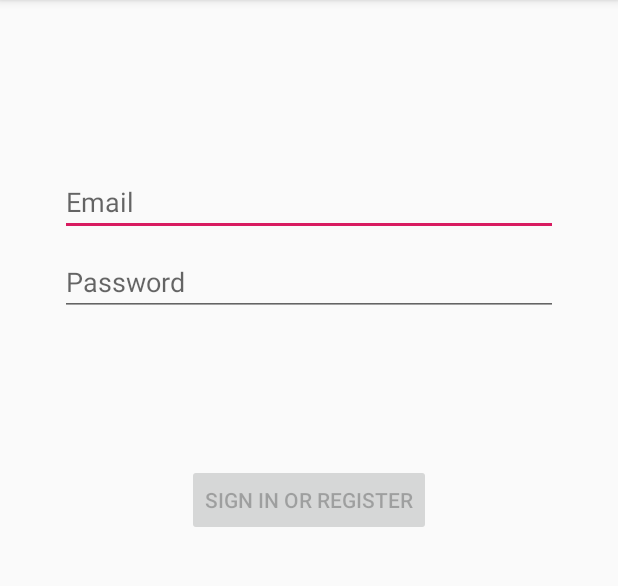
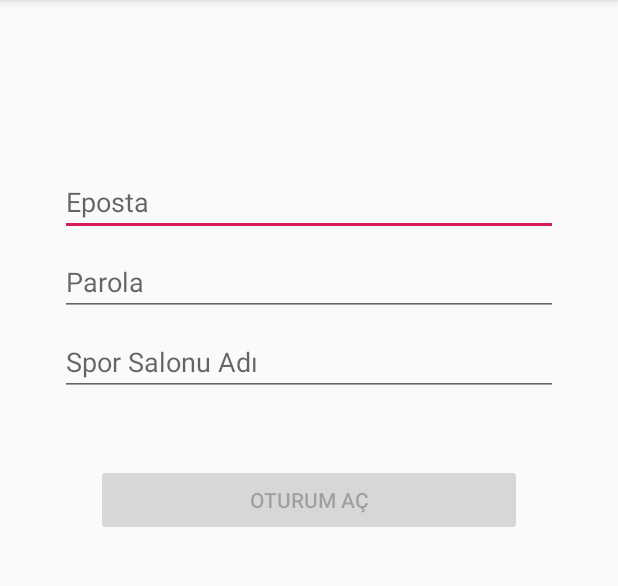
Before and after one commit to uguryasar89/GymProBetter, an Android app: the screen it shows after launch (LoginActivity), on a phone screen of 412 x 824 dp, the part 84-670 px from its top. Run offline under Robolectric (Android 15) with nearby library versions, the phone set to English and light mode, and no system bars.

Commit message:
Login page created basically

```diff
--- a/app/src/main/java/com/uguryasar/gymprobetter/data/LoginDataSource.java
+++ b/app/src/main/java/com/uguryasar/gymprobetter/data/LoginDataSource.java
@@ -16,7 +16,7 @@ public class LoginDataSource {
             LoggedInUser fakeUser =
                     new LoggedInUser(
                             java.util.UUID.randomUUID().toString(),
-                            "Jane Doe");
+                            username);
             return new Result.Success<>(fakeUser);
         } catch (Exception e) {
             return new Result.Error(new IOException("Error logging in", e));
--- a/app/src/main/java/com/uguryasar/gymprobetter/ui/login/LoginActivity.java
+++ b/app/src/main/java/com/uguryasar/gymprobetter/ui/login/LoginActivity.java
@@ -13,6 +13,7 @@ import androidx.appcompat.app.AppCompatActivity;
 
 import android.text.Editable;
 import android.text.TextWatcher;
+import android.util.Log;
 import android.view.KeyEvent;
 import android.view.View;
 import android.view.inputmethod.EditorInfo;
@@ -39,6 +40,7 @@ public class LoginActivity extends AppCompatActivity {
 
         final EditText usernameEditText = findViewById(R.id.username);
         final EditText passwordEditText = findViewById(R.id.password);
+        final EditText gymNameEditText = findViewById(R.id.gymName);
         final Button loginButton = findViewById(R.id.login);
         final ProgressBar loadingProgressBar = findViewById(R.id.loading);
 
@@ -54,6 +56,9 @@ public class LoginActivity extends AppCompatActivity {
                 }
                 if (loginFormState.getPasswordError() != null) {
                     passwordEditText.setError(getString(loginFormState.getPasswordError()));
+                }
+                if (loginFormState.getGymNameError() != null) {
+                    gymNameEditText.setError(getString(loginFormState.getGymNameError()));
                 }
             }
         });
@@ -92,12 +97,14 @@ public class LoginActivity extends AppCompatActivity {
             @Override
             public void afterTextChanged(Editable s) {
                 loginViewModel.loginDataChanged(usernameEditText.getText().toString(),
-                        passwordEditText.getText().toString());
+                        passwordEditText.getText().toString(), gymNameEditText.getText().toString());
             }
         };
         usernameEditText.addTextChangedListener(afterTextChangedListener);
         passwordEditText.addTextChangedListener(afterTextChangedListener);
-        passwordEditText.setOnEditorActionListener(new TextView.OnEditorActionListener() {
+        gymNameEditText.addTextChangedListener(afterTextChangedListener);
+
+        gymNameEditText.setOnEditorActionListener(new TextView.OnEditorActionListener() {
 
             @Override
             public boolean onEditorAction(TextView v, int actionId, KeyEvent event) {
--- a/app/src/main/res/layout/activity_login.xml
+++ b/app/src/main/res/layout/activity_login.xml
@@ -35,17 +35,35 @@
         android:layout_marginEnd="24dp"
 
         android:hint="@string/prompt_password"
-        android:imeActionLabel="@string/action_sign_in_short"
-        android:imeOptions="actionDone"
+        android:imeActionLabel="@string/action_sign_in"
+
         android:inputType="textPassword"
         android:selectAllOnFocus="true"
         app:layout_constraintEnd_toEndOf="parent"
         app:layout_constraintStart_toStartOf="parent"
         app:layout_constraintTop_toBottomOf="@+id/username" />
 
+    <EditText
+        android:id="@+id/gymName"
+        android:layout_width="0dp"
+        android:layout_height="wrap_content"
+        android:layout_marginStart="24dp"
+        android:layout_marginTop="8dp"
+        android:layout_marginEnd="24dp"
+
+        android:hint="@string/gymName"
+
+        android:ems="10"
+        android:inputType="textPersonName"
+        android:imeOptions="actionDone"
+
+        app:layout_constraintEnd_toEndOf="parent"
+        app:layout_constraintStart_toStartOf="parent"
+        app:layout_constraintTop_toBottomOf="@+id/password" />
+
     <Button
         android:id="@+id/login"
-        android:layout_width="wrap_content"
+        android:layout_width="match_parent"
         android:layout_height="wrap_content"
         android:layout_gravity="start"
         android:layout_marginStart="48dp"
@@ -72,7 +90,8 @@
         android:visibility="gone"
         app:layout_constraintBottom_toBottomOf="parent"
         app:layout_constraintEnd_toEndOf="@+id/password"
-        app:layout_constraintStart_toStartOf="@+id/password"
+        app:layout_constraintStart_toStartOf="@+id/gymName"
         app:layout_constraintTop_toTopOf="parent"
         app:layout_constraintVertical_bias="0.3" />
+
 </androidx.constraintlayout.widget.ConstraintLayout>
--- a/app/src/main/res/values/strings.xml
+++ b/app/src/main/res/values/strings.xml
@@ -1,12 +1,14 @@
 <resources>
     <string name="app_name">GymProBetter</string>
     <!-- Strings related to login -->
-    <string name="prompt_email">Email</string>
-    <string name="prompt_password">Password</string>
-    <string name="action_sign_in">Sign in or register</string>
-    <string name="action_sign_in_short">Sign in</string>
-    <string name="welcome">"Welcome !"</string>
-    <string name="invalid_username">Not a valid username</string>
-    <string name="invalid_password">Password must be >5 characters</string>
-    <string name="login_failed">"Login failed"</string>
+    <string name="prompt_email">Eposta</string>
+    <string name="prompt_password">Parola</string>
+    <string name="action_sign_in">Oturum Aç</string>
+
+    <string name="welcome">"Oturum açıldı !"</string>
+    <string name="invalid_username">Geçerli bir kullanıcı adı değil!</string>
+    <string name="invalid_password">Parola 5 karakterden büyük olmalı</string>
+    <string name="login_failed">"Oturum Açılamadı!"</string>
+    <string name="gymName">Spor Salonu Adı</string>
+    <string name="invalid_gymName">Spor salonu adı 3 karakterden büyük olmalıdır</string>
 </resources>
```
Also changed, not shown: app/src/main/java/com/uguryasar/gymprobetter/ui/login/LoginFormState.java (+8 -1 lines), app/src/main/java/com/uguryasar/gymprobetter/ui/login/LoginViewModel.java (+14 -3 lines).
